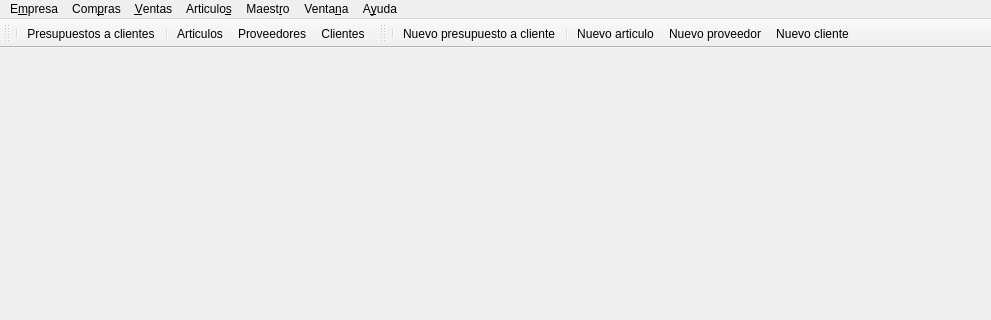
Above: bulmages/bulmafact/src/bulmafactbase.ui from eboladev/Bulmages-1 before the change; both pictures show x 0 to 991 and y 0 to 320 of the 991 by 569 pixel window. Below: the same form after it.
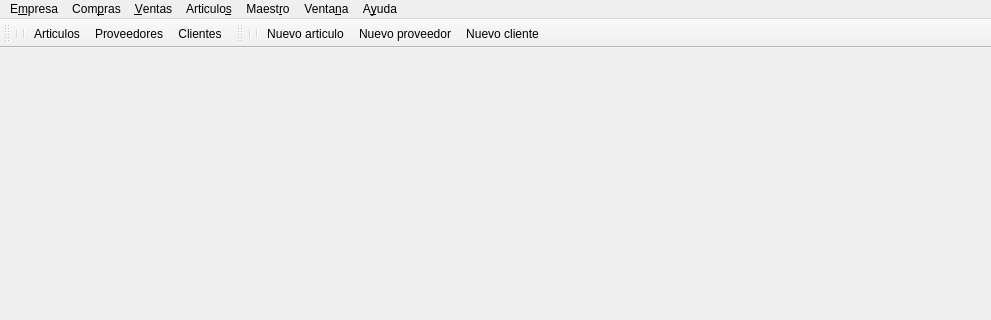
That is the form after the change. Icons and pictures are not drawn.

Commit message: Saco la parte de presupuestos a plugin. Y con esto termino de momento de sacar cosas. Tambien hago limpieza en las clases company y bulmafact que quedan mucho mas reducidas y pierden la mayor parte de referencias a clases que ahora estan distribuidas.

Diff of the .ui file:
```diff
--- a/bulmages/bulmafact/src/bulmafactbase.ui
+++ b/bulmages/bulmafact/src/bulmafactbase.ui
@@ -137,8 +137,8 @@
    <property name="geometry" >
     <rect>
      <x>0</x>
-     <y>32</y>
-     <width>182</width>
+     <y>24</y>
+     <width>143</width>
      <height>42</height>
     </rect>
    </property>
@@ -179,7 +179,6 @@
     <bool>false</bool>
    </attribute>
    <addaction name="separator" />
-   <addaction name="actionListado_Presupuestos" />
    <addaction name="separator" />
    <addaction name="actionListado_de_Articulos" />
    <addaction name="actionListado_Proveedores" />
@@ -188,9 +187,9 @@
   <widget class="QToolBar" name="Fichas" >
    <property name="geometry" >
     <rect>
-     <x>182</x>
-     <y>32</y>
-     <width>809</width>
+     <x>143</x>
+     <y>24</y>
+     <width>848</width>
      <height>42</height>
     </rect>
    </property>
@@ -246,7 +245,6 @@
     <bool>false</bool>
    </attribute>
    <addaction name="separator" />
-   <addaction name="actionNuevo_Presupuesto" />
    <addaction name="separator" />
    <addaction name="actionNuevo_Articulo" />
    <addaction name="actionNuevo_Proveedor" />
@@ -277,27 +275,6 @@
     <string>Propiedades de la empresa</string>
    </property>
   </action>
-  <action name="actionNuevo_Presupuesto" >
-   <property name="icon" >
-    <iconset resource="../../bulmages.qrc" >
-     <normaloff>:/Images/client-quote.svg</normaloff>:/Images/client-quote.svg</iconset>
-   </property>
-   <property name="text" >
-    <string>Nuevo &amp;presupuesto a cliente...</string>
-   </property>
-   <property name="shortcut" >
-    <string>F4</string>
-   </property>
-  </action>
-  <action name="actionListado_Presupuestos" >
-   <property name="icon" >
-    <iconset resource="../../bulmages.qrc" >
-     <normaloff>:/Images/client-quote-list.svg</normaloff>:/Images/client-quote-list.svg</iconset>
-   </property>
-   <property name="text" >
-    <string>&amp;Presupuestos a clientes</string>
-   </property>
-  </action>
   <action name="actionGestion_Familias" >
    <property name="icon" >
     <iconset resource="../../bulmages.qrc" >
```
Left out of the diff: 12 changed lines with no effect on the pictures. The commit also changes 51 other files.
